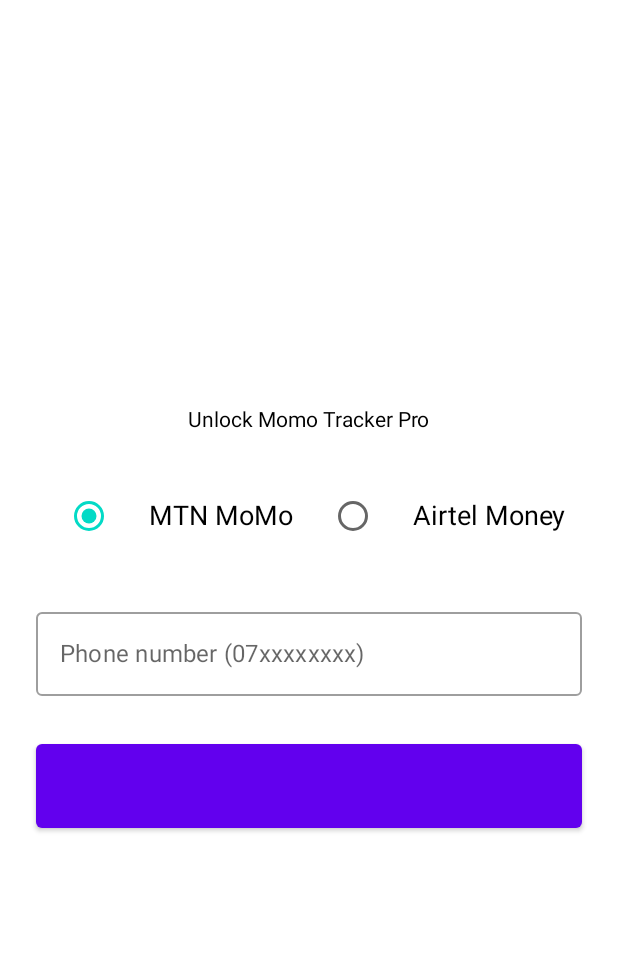
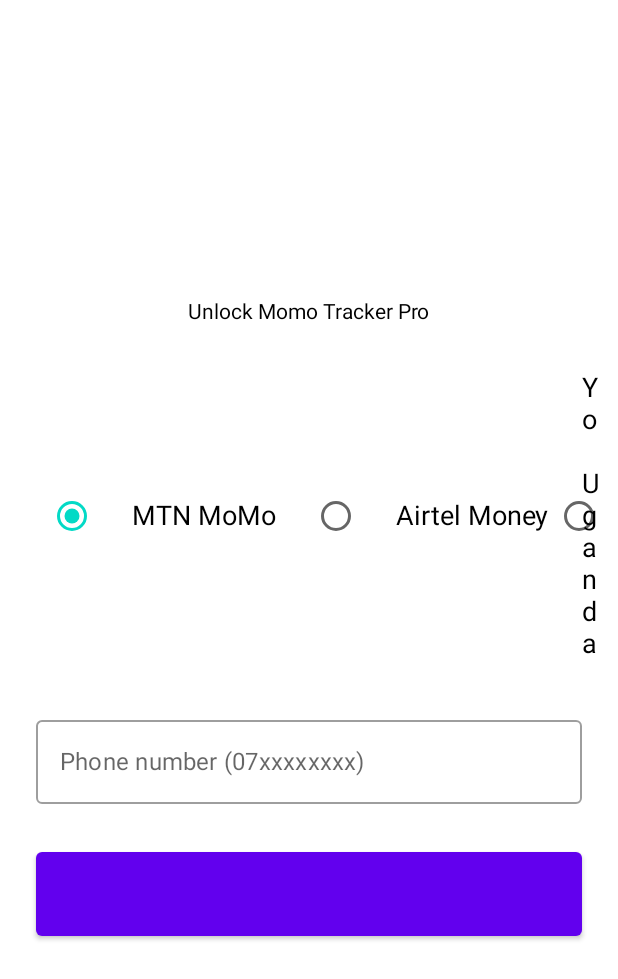
Before and after one commit to shona-cmd/momo-tracker, an Android app built with Jetpack Compose: the composable PaymentScreen shown on its own in the app's theme, on a phone screen of 412 x 824 dp. Shown: the top 979 px of the screen. Run offline under Robolectric (Android 15) with nearby library versions, the phone set to English and light mode, and no system bars; our stand-ins replace Dagger/Hilt's generated code; 6 statements that could not run were skipped.

Commit message:
Add Yo Uganda payment provider integration

```diff
--- /dev/null
+++ b/app/src/main/java/com/momotracker/data/YoApi.kt
@@ -0,0 +1,10 @@
+package com.momotracker.data
+
+import retrofit2.Response
+import retrofit2.http.Body
+import retrofit2.http.POST
+
+interface YoApi {
+    @POST("payments") // Replace with actual Yo Uganda API endpoint
+    suspend fun processPayment(@Body request: YoPaymentRequest): Response<YoPaymentResponse>
+}
--- a/app/src/main/java/com/momotracker/ui/PaymentScreen.kt
+++ b/app/src/main/java/com/momotracker/ui/PaymentScreen.kt
@@ -87,6 +87,12 @@ fun PaymentScreen(
                 onClick = { viewModel.selectedProvider = PaymentProvider.Airtel }
             )
             Text("Airtel Money", fontSize = 18.sp)
+
+            RadioButton(
+                selected = viewModel.selectedProvider is PaymentProvider.Yo,
+                onClick = { viewModel.selectedProvider = PaymentProvider.Yo }
+            )
+            Text("Yo Uganda", fontSize = 18.sp)
         }
 
         Spacer(Modifier.height(32.dp))
@@ -112,7 +118,7 @@ fun PaymentScreen(
             if (state is PaymentState.Loading) {
                 CircularProgressIndicator(color = Color.White, modifier = Modifier.size(24.dp))
                 Spacer(Modifier.width(12.dp))
-                Text("Processing ${if (viewModel.selectedProvider is PaymentProvider.MTN) "MTN" else "Airtel"}...")
+                Text("Processing ${when (viewModel.selectedProvider) { is PaymentProvider.MTN -> "MTN"; is PaymentProvider.Airtel -> "Airtel"; is PaymentProvider.Yo -> "Yo"; else -> "" }}...")
             } else {
                 Text("Pay 5,000 UGX → Unlock Forever", fontSize = 18.sp)
             }
```
Also changed, not shown: app/src/main/java/com/momotracker/data/YoPaymentRepository.kt (added, +34 -0 lines), app/src/main/java/com/momotracker/data/YoPaymentRequest.kt (added, +7 -0 lines), app/src/main/java/com/momotracker/feature/payments/PaymentViewModel.kt (+11 -2 lines), 1 other file.
